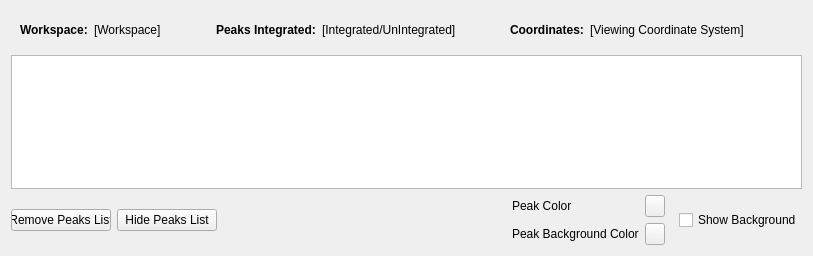
This is Code/Mantid/MantidQt/SliceViewer/inc/MantidQtSliceViewer/PeaksWorkspaceWidget.ui in mantidproject/mantid as Qt 5 draws it before an edit. The edited form follows.
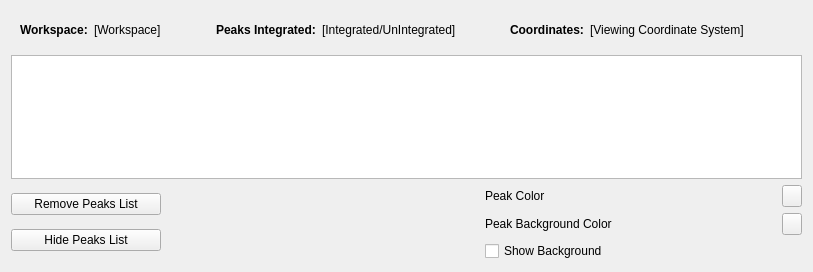
This is the edited form.

```diff
--- a/Code/Mantid/MantidQt/SliceViewer/inc/MantidQtSliceViewer/PeaksWorkspaceWidget.ui
+++ b/Code/Mantid/MantidQt/SliceViewer/inc/MantidQtSliceViewer/PeaksWorkspaceWidget.ui
@@ -7,7 +7,7 @@
     <x>0</x>
     <y>0</y>
     <width>813</width>
-    <height>256</height>
+    <height>272</height>
    </rect>
   </property>
   <property name="sizePolicy">
@@ -163,6 +163,8 @@
    <item>
     <layout class="QHBoxLayout" name="controlsLayout">
      <item>
+      <layout class="QVBoxLayout" name="verticalLayout">
+       <item>
       <widget class="QPushButton" name="btnRemove">
        <property name="sizePolicy">
         <sizepolicy hsizetype="Fixed" vsizetype="Fixed">
@@ -172,13 +174,13 @@
        </property>
        <property name="minimumSize">
         <size>
-         <width>100</width>
+           <width>150</width>
          <height>0</height>
         </size>
        </property>
        <property name="maximumSize">
         <size>
-         <width>100</width>
+           <width>150</width>
          <height>16777215</height>
         </size>
        </property>
@@ -200,13 +202,13 @@
        </property>
        <property name="minimumSize">
         <size>
-         <width>100</width>
+           <width>150</width>
          <height>0</height>
         </size>
        </property>
        <property name="maximumSize">
         <size>
-         <width>100</width>
+           <width>150</width>
          <height>16777215</height>
         </size>
        </property>
@@ -221,6 +223,8 @@
        </property>
       </widget>
      </item>
+      </layout>
+     </item>
      <item>
       <spacer name="horizontalSpacer">
        <property name="orientation">
@@ -240,6 +244,18 @@
         <layout class="QHBoxLayout" name="horizontalLayout">
          <item>
           <widget class="QLabel" name="label_2">
+           <property name="sizePolicy">
+            <sizepolicy hsizetype="MinimumExpanding" vsizetype="Preferred">
+             <horstretch>0</horstretch>
+             <verstretch>0</verstretch>
+            </sizepolicy>
+           </property>
+           <property name="minimumSize">
+            <size>
+             <width>150</width>
+             <height>0</height>
+            </size>
+           </property>
            <property name="text">
             <string>Peak Color</string>
            </property>
@@ -279,9 +295,15 @@
         <layout class="QHBoxLayout" name="horizontalLayout_2">
          <item>
           <widget class="QLabel" name="label_3">
+           <property name="sizePolicy">
+            <sizepolicy hsizetype="MinimumExpanding" vsizetype="Preferred">
+             <horstretch>0</horstretch>
+             <verstretch>0</verstretch>
+            </sizepolicy>
+           </property>
            <property name="minimumSize">
             <size>
-             <width>110</width>
+             <width>150</width>
              <height>0</height>
             </size>
            </property>
@@ -311,30 +333,14 @@
          </item>
         </layout>
        </item>
-      </layout>
-     </item>
-     <item>
-      <spacer name="horizontalSpacer_4">
-       <property name="orientation">
-        <enum>Qt::Horizontal</enum>
-       </property>
-       <property name="sizeType">
-        <enum>QSizePolicy::Fixed</enum>
-       </property>
-       <property name="sizeHint" stdset="0">
-        <size>
-         <width>8</width>
-         <height>8</height>
-        </size>
-       </property>
-      </spacer>
-     </item>
      <item>
       <widget class="QCheckBox" name="ckShowBackground">
        <property name="text">
         <string>Show Background</string>
        </property>
       </widget>
+       </item>
+      </layout>
      </item>
     </layout>
    </item>
```
Lines whose indentation alone changed are shown as unchanged.
